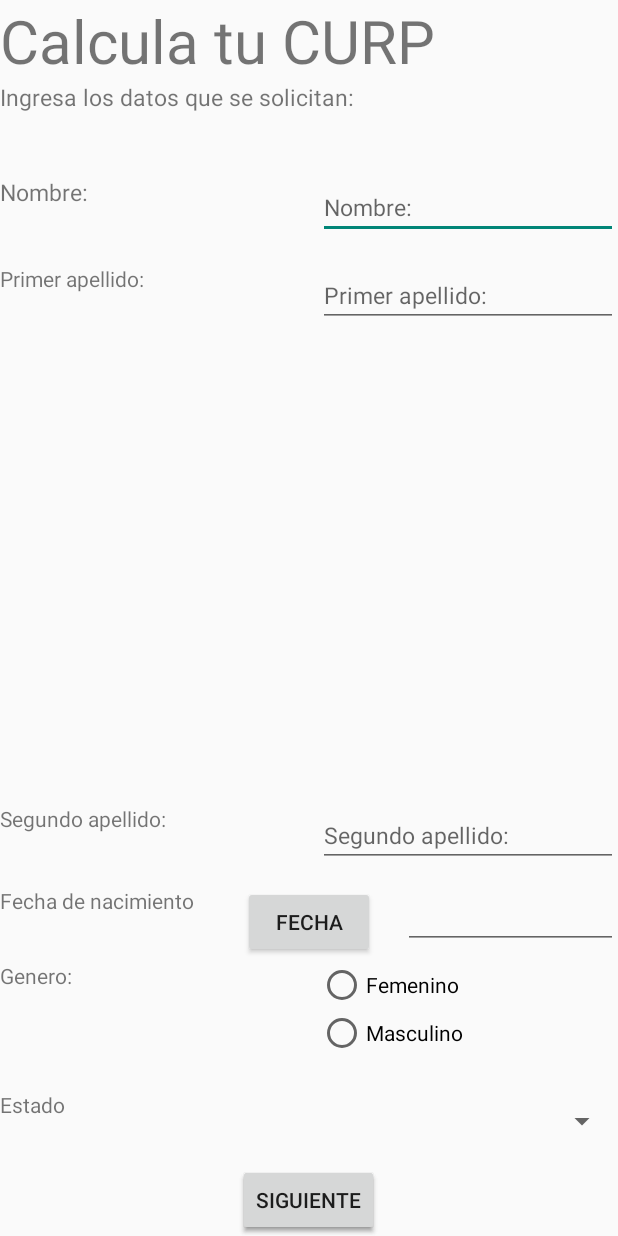
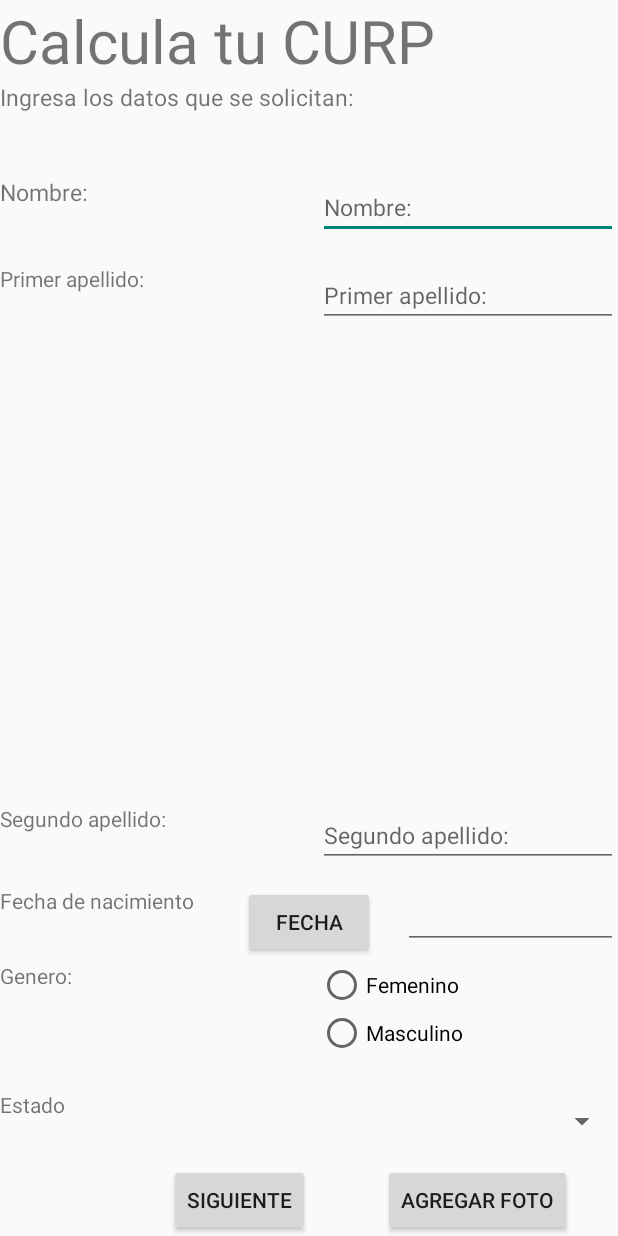
Before and after one commit to isaaczs/Evidencia3, an Android app: the layout activity_main2.xml on its own in the app's theme, with its tools: preview values and no code run, on a phone screen of 412 x 824 dp. Run offline under Robolectric (Android 15) with nearby library versions, the phone set to English and light mode, and no system bars.

```diff
--- a/app/src/main/AndroidManifest.xml
+++ b/app/src/main/AndroidManifest.xml
@@ -22,5 +22,7 @@
             android:theme="@style/AppTheme" />
         <activity android:name=".Main3Activity" />
     </application>
+    <uses-feature android:name="android.hardware.camera"></uses-feature>
+    <uses-feature android:name="android.hardware.camera" android:required="false"></uses-feature>
 
 </manifest>
--- a/app/src/main/res/layout/activity_main2.xml
+++ b/app/src/main/res/layout/activity_main2.xml
@@ -162,18 +162,26 @@
         android:layout_width="wrap_content"
         android:layout_height="wrap_content"
         android:layout_alignParentBottom="true"
-            android:layout_centerHorizontal="true"
+        android:layout_marginEnd="5dp"
+        android:layout_marginBottom="0dp"
+        android:layout_toStartOf="@+id/inputNombre"
         android:onClick="infoUsuario"
-            android:text="@string/botonSiguiente" />
+        android:text="@string/botonSiguiente"
+        android:layout_toLeftOf="@+id/inputNombre"
+        android:layout_marginRight="5dp" />
 
     <Button
         android:id="@+id/botonFoto"
         android:layout_width="wrap_content"
         android:layout_height="wrap_content"
+        android:layout_alignStart="@+id/inputNombre"
         android:layout_alignParentBottom="true"
-            android:layout_centerHorizontal="true"
+        android:layout_marginStart="43dp"
+        android:layout_marginBottom="0dp"
         android:onClick="infoUsuario"
-            android:text="@string/botonSiguiente" />
+        android:text="@string/botonFoto"
+        android:layout_alignLeft="@+id/inputNombre"
+        android:layout_marginLeft="43dp" />
 
 
     <RadioGroup
@@ -199,4 +207,6 @@
     </RadioGroup>
 
 
+
+
 </RelativeLayout>
--- a/app/src/main/res/layout/activity_main3.xml
+++ b/app/src/main/res/layout/activity_main3.xml
@@ -168,4 +168,9 @@
         android:layout_centerHorizontal="true"
         android:text="@string/generarCurp" />
 
+    <ImageView
+        android:layout_width="match_parent"
+        android:layout_height="match_parent"
+        android:id="@+id/fotoUsuario"/>
+
 </RelativeLayout>
--- a/app/src/main/res/values/strings.xml
+++ b/app/src/main/res/values/strings.xml
@@ -19,6 +19,7 @@
     <string name="resultadoCURP">CURP Generada</string>
     <string name="resultadoConsulta">Resultados</string>
     <string name="botonSiguiente">Siguiente</string>
+    <string name="botonFoto">Agregar Foto</string>
     <string name="botonCerrar">Cerrar</string>
     <string name="menu3puntos">Menu</string>
     <string-array name="lista_estados">
```
Also changed, not shown: app/src/main/java/com/zermeno/isaac/evidencia3/Main2Activity.java (+60 -1 lines). Lines whose indentation alone changed are shown as unchanged.
